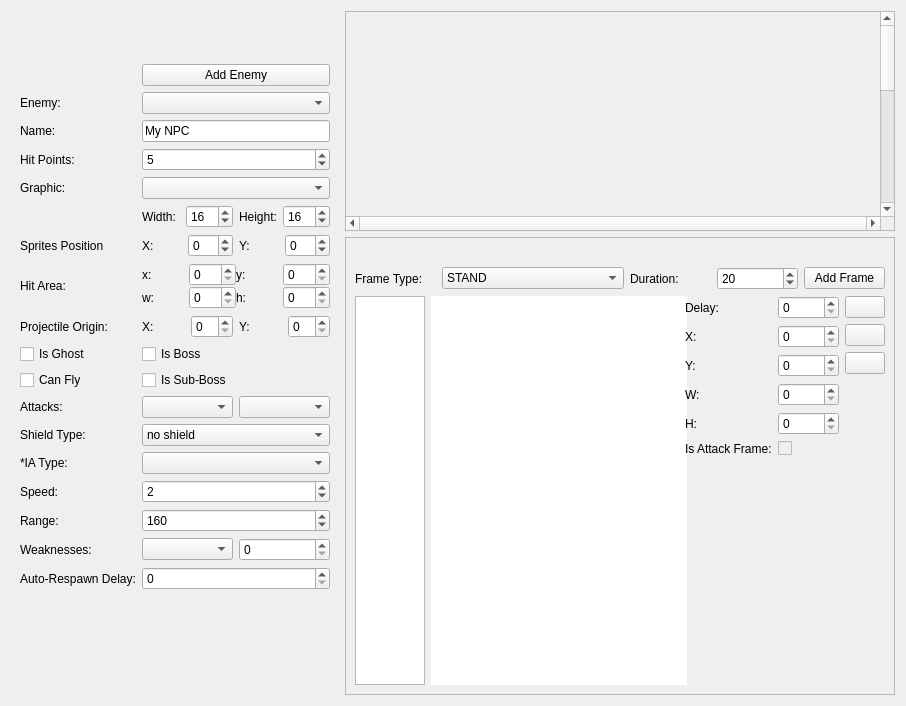
Qt form editor/mainwindow_tab/npc_edit.ui (protoman/rockbot) before a commit.
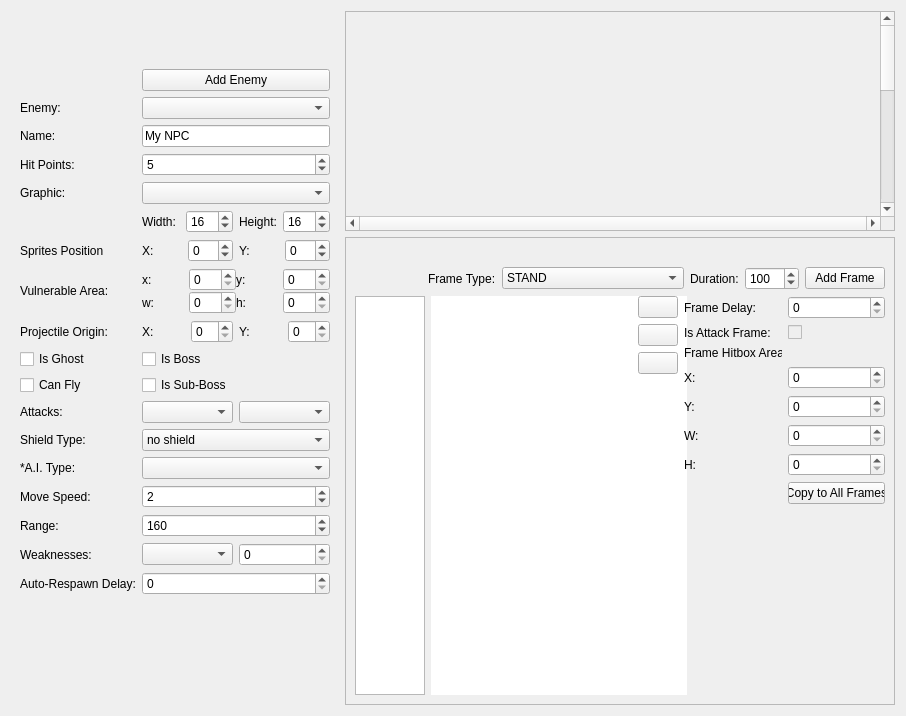
The same form after that commit. Icons and pictures are not drawn. Custom widgets are drawn as their Qt base class.

Commit message: - implement hitbox for each frame in enemies - with that, you won't get hit when near but not inside enemy graphic unless that is made by design by the game-creator

```diff
--- a/editor/mainwindow_tab/npc_edit.ui
+++ b/editor/mainwindow_tab/npc_edit.ui
@@ -7,7 +7,7 @@
     <x>0</x>
     <y>0</y>
     <width>906</width>
-    <height>706</height>
+    <height>716</height>
    </rect>
   </property>
   <property name="sizePolicy">
@@ -185,6 +185,19 @@
               <property name="topMargin">
                <number>0</number>
               </property>
+              <item>
+               <spacer name="horizontalSpacer">
+                <property name="orientation">
+                 <enum>Qt::Horizontal</enum>
+                </property>
+                <property name="sizeHint" stdset="0">
+                 <size>
+                  <width>40</width>
+                  <height>20</height>
+                 </size>
+                </property>
+               </spacer>
+              </item>
               <item>
                <widget class="QLabel" name="label_5">
                 <property name="text">
@@ -363,7 +376,7 @@
                  <number>9999</number>
                 </property>
                 <property name="value">
-                 <number>20</number>
+                 <number>100</number>
                 </property>
                </widget>
               </item>
@@ -417,94 +430,6 @@
                 </item>
                </layout>
               </item>
-              <item>
-               <layout class="QGridLayout" name="gridLayout_2">
-                <item row="5" column="1">
-                 <widget class="QCheckBox" name="isAttackFrame_checkBox">
-                  <property name="enabled">
-                   <bool>false</bool>
-                  </property>
-                  <property name="text">
-                   <string/>
-                  </property>
-                 </widget>
-                </item>
-                <item row="5" column="0">
-                 <widget class="QLabel" name="label_18">
-                  <property name="text">
-                   <string>Is Attack Frame:</string>
-                  </property>
-                 </widget>
-                </item>
-                <item row="2" column="1">
-                 <widget class="QSpinBox" name="sprite_colision_y"/>
-                </item>
-                <item row="1" column="1">
-                 <widget class="QSpinBox" name="sprite_colision_x"/>
-                </item>
-                <item row="0" column="1">
-                 <widget class="QSpinBox" name="sprite_duration_spinBox">
-                  <property name="maximum">
-                   <number>99999</number>
-                  </property>
-                 </widget>
-                </item>
-                <item row="7" column="0">
-                 <spacer name="verticalSpacer_3">
-                  <property name="orientation">
-                   <enum>Qt::Vertical</enum>
-                  </property>
-                  <property name="sizeHint" stdset="0">
-                   <size>
-                    <width>20</width>
-                    <height>40</height>
-                   </size>
-                  </property>
-                 </spacer>
-                </item>
-                <item row="2" column="0">
-                 <widget class="QLabel" name="label_7">
-                  <property name="text">
-                   <string>Y:</string>
-                  </property>
-                 </widget>
-                </item>
-                <item row="1" column="0">
-                 <widget class="QLabel" name="label_6">
-                  <property name="text">
-                   <string>X:</string>
-                  </property>
-                 </widget>
-                </item>
-                <item row="0" column="0">
-                 <widget class="QLabel" name="label_4">
-                  <property name="text">
-                   <string>Delay:</string>
-                  </property>
-                 </widget>
-                </item>
-                <item row="4" column="1">
-                 <widget class="QSpinBox" name="sprite_colision_h"/>
-                </item>
-                <item row="3" column="0">
-                 <widget class="QLabel" name="label_8">
-                  <property name="text">
-                   <string>W:</string>
-                  </property>
-                 </widget>
-                </item>
-                <item row="4" column="0">
-                 <widget class="QLabel" name="label_9">
-                  <property name="text">
-                   <string>H:</string>
-                  </property>
-                 </widget>
-                </item>
-                <item row="3" column="1">
-                 <widget class="QSpinBox" name="sprite_colision_w"/>
-                </item>
-               </layout>
-              </item>
               <item>
                <layout class="QVBoxLayout" name="verticalLayout">
                 <property name="leftMargin">
@@ -559,6 +484,108 @@
                 </item>
                </layout>
               </item>
+              <item>
+               <layout class="QGridLayout" name="gridLayout_2">
+                <item row="3" column="0">
+                 <widget class="QLabel" name="label_6">
+                  <property name="text">
+                   <string>X:</string>
+                  </property>
+                 </widget>
+                </item>
+                <item row="6" column="0">
+                 <widget class="QLabel" name="label_9">
+                  <property name="text">
+                   <string>H:</string>
+                  </property>
+                 </widget>
+                </item>
+                <item row="6" column="1">
+                 <widget class="QSpinBox" name="sprite_colision_h"/>
+                </item>
+                <item row="4" column="0">
+                 <widget class="QLabel" name="label_7">
+                  <property name="text">
+                   <string>Y:</string>
+                  </property>
+                 </widget>
+                </item>
+                <item row="5" column="0">
+                 <widget class="QLabel" name="label_8">
+                  <property name="text">
+                   <string>W:</string>
+                  </property>
+                 </widget>
+                </item>
+                <item row="3" column="1">
+                 <widget class="QSpinBox" name="sprite_colision_x"/>
+                </item>
+                <item row="0" column="1">
+                 <widget class="QSpinBox" name="sprite_duration_spinBox">
+                  <property name="maximum">
+                   <number>99999</number>
+                  </property>
+                 </widget>
+                </item>
+                <item row="9" column="0">
+                 <spacer name="verticalSpacer_3">
+                  <property name="orientation">
+                   <enum>Qt::Vertical</enum>
+                  </property>
+                  <property name="sizeHint" stdset="0">
+                   <size>
+                    <width>20</width>
+                    <height>40</height>
+                   </size>
+                  </property>
+                 </spacer>
+                </item>
+                <item row="0" column="0">
+                 <widget class="QLabel" name="label_4">
+                  <property name="text">
+                   <string>Frame Delay:</string>
+                  </property>
+                 </widget>
+                </item>
+                <item row="4" column="1">
+                 <widget class="QSpinBox" name="sprite_colision_y"/>
+                </item>
+                <item row="5" column="1">
+                 <widget class="QSpinBox" name="sprite_colision_w"/>
+                </item>
+                <item row="1" column="1">
+                 <widget class="QCheckBox" name="isAttackFrame_checkBox">
+                  <property name="enabled">
+                   <bool>false</bool>
+                  </property>
+                  <property name="text">
+                   <string/>
+                  </property>
+                 </widget>
+                </item>
+                <item row="1" column="0">
+                 <widget class="QLabel" name="label_18">
+                  <property name="text">
+                   <string>Is Attack Frame:</string>
+                  </property>
+                 </widget>
+                </item>
+                <item row="2" column="0">
+                 <widget class="QLabel" name="label_20">
+                  <property name="text">
+                   <string>Frame Hitbox Area:</string>
+                  </property>
+                 </widget>
+                </item>
+                <item row="7" column="1">
+                 <widget class="QPushButton" name="pushButton_2">
+                  <property name="text">
+                   <string>Copy to All Frames</string>
+                  </property>
+                 </widget>
+                </item>
+               </layout>
+              </item>
              </layout>
             </item>
            </layout>
@@ -600,6 +627,13 @@
          <property name="bottomMargin">
           <number>20</number>
          </property>
+         <item row="14" column="0">
+          <widget class="QCheckBox" name="checkBox">
+           <property name="text">
+            <string>Can Fly</string>
+           </property>
+          </widget>
+         </item>
          <item row="15" column="0">
           <widget class="QLabel" name="label_2">
            <property name="text">
@@ -648,6 +682,13 @@
            </property>
           </widget>
          </item>
+         <item row="19" column="0">
+          <widget class="QLabel" name="label_65">
+           <property name="text">
+            <string>*A.I. Type:</string>
+           </property>
+          </widget>
+         </item>
          <item row="24" column="2">
           <widget class="QSpinBox" name="respawn_time_spinBox">
            <property name="toolTip">
@@ -658,20 +699,6 @@
            </property>
           </widget>
          </item>
-         <item row="19" column="0">
-          <widget class="QLabel" name="label_65">
-           <property name="text">
-            <string>*IA Type:</string>
-           </property>
-          </widget>
-         </item>
-         <item row="4" column="2">
-          <widget class="QSpinBox" name="npc_edit_tab_NpcHP">
-           <property name="value">
-            <number>5</number>
-           </property>
-          </widget>
-         </item>
          <item row="18" column="0">
           <widget class="QLabel" name="label_66">
            <property name="text">
@@ -686,6 +713,13 @@
            </property>
           </widget>
          </item>
+         <item row="4" column="2">
+          <widget class="QSpinBox" name="npc_edit_tab_NpcHP">
+           <property name="value">
+            <number>5</number>
+           </property>
+          </widget>
+         </item>
          <item row="14" column="2">
           <widget class="QCheckBox" name="isSubBoss_checkbox">
            <property name="text">
@@ -700,6 +734,13 @@
            </property>
           </widget>
          </item>
+         <item row="24" column="0">
+          <widget class="QLabel" name="label_12">
+           <property name="text">
+            <string>Auto-Respawn Delay:</string>
+           </property>
+          </widget>
+         </item>
          <item row="10" column="2">
           <layout class="QVBoxLayout" name="verticalLayout_3">
            <property name="spacing">
@@ -774,13 +815,6 @@
            </item>
           </layout>
          </item>
-         <item row="24" column="0">
-          <widget class="QLabel" name="label_12">
-           <property name="text">
-            <string>Auto-Respawn Delay:</string>
-           </property>
-          </widget>
-         </item>
          <item row="22" column="0">
           <widget class="QLabel" name="label_68">
            <property name="text">
@@ -795,6 +829,9 @@
            </property>
           </widget>
          </item>
+         <item row="5" column="2">
+          <widget class="QComboBox" name="npc_edit_tab_graphiccombo"/>
+         </item>
          <item row="22" column="2">
           <widget class="QSpinBox" name="npc_edit_tab_range">
            <property name="minimum">
@@ -846,32 +883,6 @@
            </item>
           </layout>
          </item>
-         <item row="5" column="2">
-          <widget class="QComboBox" name="npc_edit_tab_graphiccombo"/>
-         </item>
-         <item row="15" column="2">
-          <layout class="QHBoxLayout" name="horizontalLayout_11">
-           <property name="rightMargin">
-            <number>0</number>
-           </property>
-           <property name="bottomMargin">
-            <number>0</number>
-           </property>
-           <item>
-            <widget class="QComboBox" name="projectile1_comboBox"/>
-           </item>
-           <item>
-            <widget class="QComboBox" name="projectile2_comboBox"/>
-           </item>
-          </layout>
-         </item>
-         <item row="14" column="0">
-          <widget class="QCheckBox" name="checkBox">
-           <property name="text">
-            <string>Can Fly</string>
-           </property>
-          </widget>
-         </item>
          <item row="18" column="2">
           <widget class="QComboBox" name="npc_edit_tab_shieldtype">
            <item>
@@ -901,6 +912,29 @@
            </item>
           </widget>
          </item>
+         <item row="15" column="2">
+          <layout class="QHBoxLayout" name="horizontalLayout_11">
+           <property name="rightMargin">
+            <number>0</number>
+           </property>
+           <property name="bottomMargin">
+            <number>0</number>
+           </property>
+           <item>
+            <widget class="QComboBox" name="projectile1_comboBox"/>
+           </item>
+           <item>
+            <widget class="QComboBox" name="projectile2_comboBox"/>
+           </item>
+          </layout>
+         </item>
+         <item row="10" column="0">
+          <widget class="QLabel" name="label_13">
+           <property name="text">
+            <string>Vulnerable Area:</string>
+           </property>
+          </widget>
+         </item>
          <item row="6" column="2">
           <layout class="QHBoxLayout" name="horizontalLayout_9">
            <property name="rightMargin">
@@ -968,26 +1002,6 @@
            </property>
           </spacer>
          </item>
-         <item row="10" column="0">
-          <widget class="QLabel" name="label_13">
-           <property name="text">
-            <string>Hit Area:</string>
-           </property>
-          </widget>
-         </item>
-         <item row="21" column="2">
-          <widget class="QSpinBox" name="npc_edit_tab_movespeed">
-           <property name="minimum">
-            <number>0</number>
-           </property>
-           <property name="maximum">
-            <number>20</number>
-           </property>
-           <property name="value">
-            <number>2</number>
-           </property>
-          </widget>
-         </item>
          <item row="2" column="0">
           <widget class="QLabel" name="label_62">
            <property name="text">
@@ -1002,6 +1016,19 @@
            </property>
           </widget>
          </item>
+         <item row="21" column="2">
+          <widget class="QSpinBox" name="npc_edit_tab_movespeed">
+           <property name="minimum">
+            <number>0</number>
+           </property>
+           <property name="maximum">
+            <number>20</number>
+           </property>
+           <property name="value">
+            <number>2</number>
+           </property>
+          </widget>
+         </item>
          <item row="0" column="2">
           <widget class="QPushButton" name="addEnemy_pushButton">
            <property name="text">
@@ -1022,7 +1049,7 @@
          <item row="21" column="0">
           <widget class="QLabel" name="label_67">
            <property name="text">
-            <string>Speed:</string>
+            <string>Move Speed:</string>
            </property>
           </widget>
          </item>
```
The commit also changes 17 other files.
